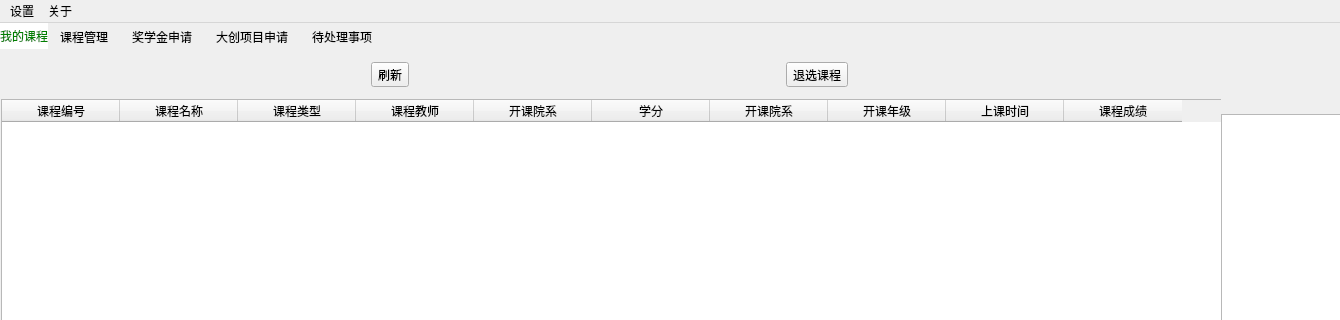
Above: studentwindow.ui from shiyu-coder/Student-information-management-system before the change; both pictures show x 0 to 1340 and y 0 to 320 of the 1532 by 706 pixel window. Below: the same form after it.
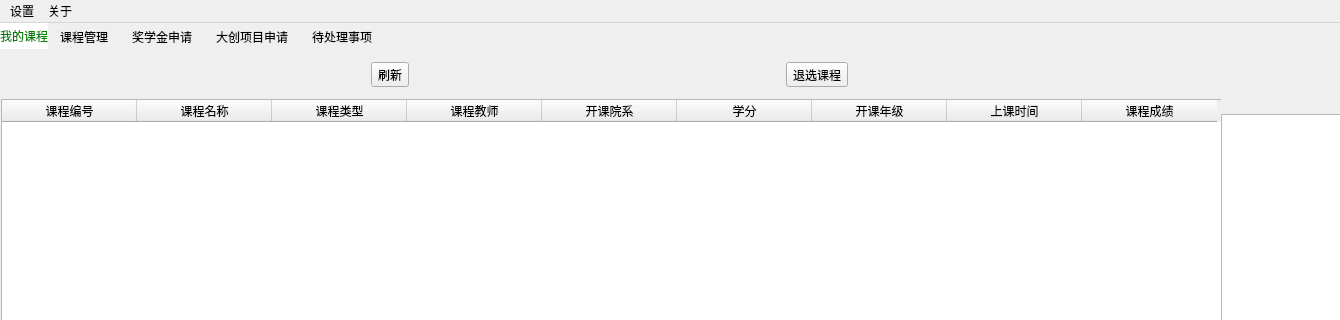
That is the form after the change. Icons and pictures are not drawn.

The edit to the form file:
```diff
--- a/studentwindow.ui
+++ b/studentwindow.ui
@@ -126,7 +126,7 @@
        </rect>
       </property>
       <attribute name="horizontalHeaderDefaultSectionSize">
-       <number>118</number>
+       <number>135</number>
       </attribute>
       <column>
        <property name="text">
@@ -158,11 +158,6 @@
         <string>学分</string>
        </property>
       </column>
-      <column>
-       <property name="text">
-        <string>开课院系</string>
-       </property>
-      </column>
       <column>
        <property name="text">
         <string>开课年级</string>
```
